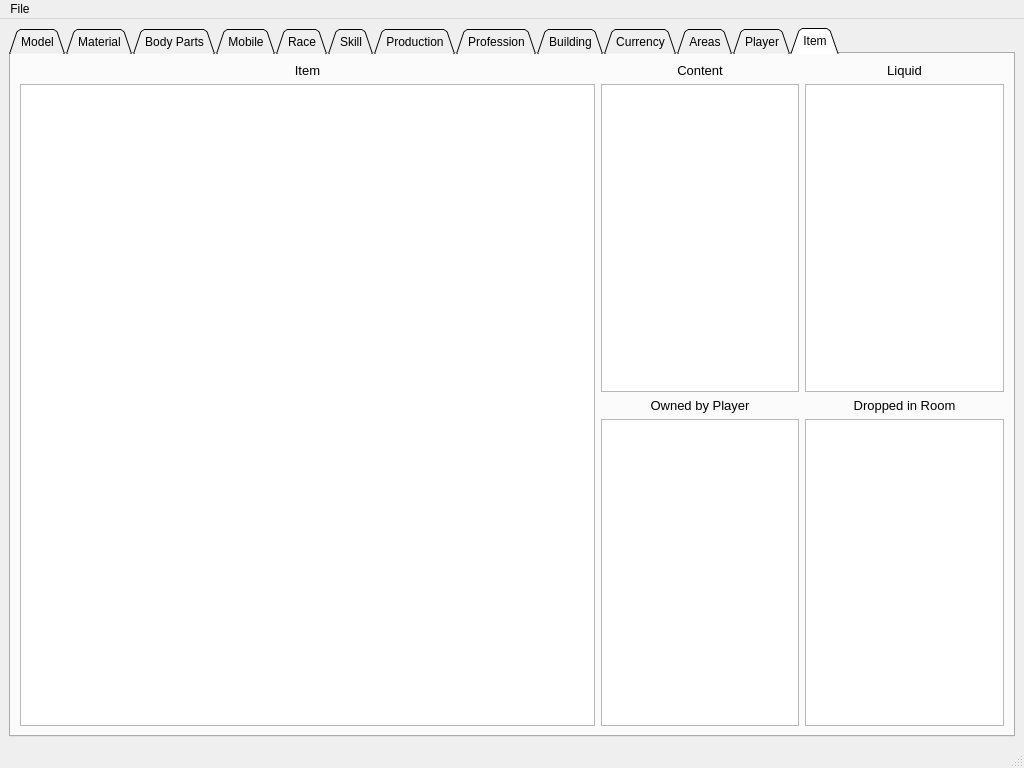
This is db_editor/radmuddbe.ui in Galfurian/RadMud as Qt 5 draws it before an edit. The edited form follows.
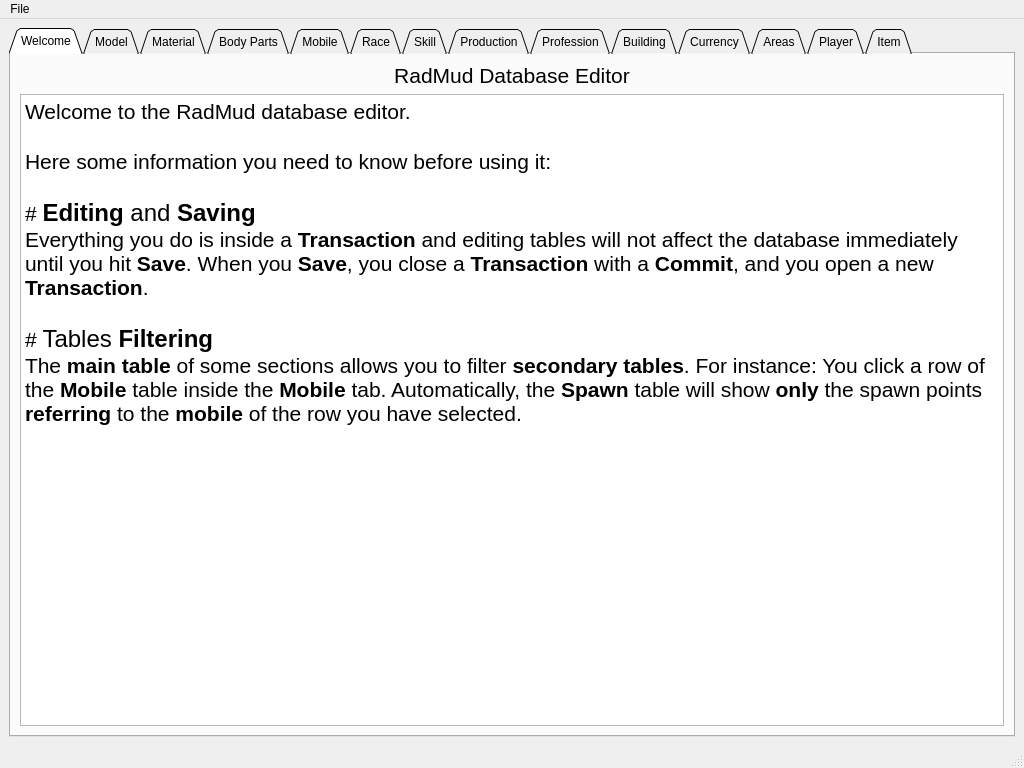
This is the edited form.

Commit message: Add welcome tab to the editor

```diff
--- a/db_editor/radmuddbe.ui
+++ b/db_editor/radmuddbe.ui
@@ -21,11 +21,52 @@
        <enum>QTabWidget::Triangular</enum>
       </property>
       <property name="currentIndex">
-       <number>12</number>
+       <number>0</number>
       </property>
       <property name="movable">
-       <bool>true</bool>
+       <bool>false</bool>
       </property>
+      <widget class="QWidget" name="tab_12">
+       <attribute name="title">
+        <string>Welcome</string>
+       </attribute>
+       <layout class="QVBoxLayout" name="verticalLayout_2">
+        <item>
+         <widget class="QLabel" name="label_42">
+          <property name="font">
+           <font>
+            <pointsize>16</pointsize>
+           </font>
+          </property>
+          <property name="text">
+           <string>RadMud Database Editor</string>
+          </property>
+          <property name="alignment">
+           <set>Qt::AlignCenter</set>
+          </property>
+         </widget>
+        </item>
+        <item>
+         <widget class="QTextBrowser" name="textBrowser">
+          <property name="html">
+           <string>&lt;!DOCTYPE HTML PUBLIC &quot;-//W3C//DTD HTML 4.0//EN&quot; &quot;http://www.w3.org/TR/REC-html40/strict.dtd&quot;&gt;
+&lt;html&gt;&lt;head&gt;&lt;meta name=&quot;qrichtext&quot; content=&quot;1&quot; /&gt;&lt;style type=&quot;text/css&quot;&gt;
+p, li { white-space: pre-wrap; }
+&lt;/style&gt;&lt;/head&gt;&lt;body style=&quot; font-family:'MS Shell Dlg 2'; font-size:8.25pt; font-weight:400; font-style:normal;&quot;&gt;
+&lt;p style=&quot; margin-top:0px; margin-bottom:0px; margin-left:0px; margin-right:0px; -qt-block-indent:0; text-indent:0px;&quot;&gt;&lt;span style=&quot; font-size:16pt;&quot;&gt;Welcome to the RadMud database editor.&lt;/span&gt;&lt;/p&gt;
+&lt;p style=&quot;-qt-paragraph-type:empty; margin-top:0px; margin-bottom:0px; margin-left:0px; margin-right:0px; -qt-block-indent:0; text-indent:0px; font-size:16pt;&quot;&gt;&lt;br /&gt;&lt;/p&gt;
+&lt;p style=&quot; margin-top:0px; margin-bottom:0px; margin-left:0px; margin-right:0px; -qt-block-indent:0; text-indent:0px;&quot;&gt;&lt;span style=&quot; font-size:16pt;&quot;&gt;Here some information you need to know before using it:&lt;/span&gt;&lt;/p&gt;
+&lt;p style=&quot;-qt-paragraph-type:empty; margin-top:0px; margin-bottom:0px; margin-left:0px; margin-right:0px; -qt-block-indent:0; text-indent:0px; font-size:16pt;&quot;&gt;&lt;br /&gt;&lt;/p&gt;
+&lt;p style=&quot; margin-top:0px; margin-bottom:0px; margin-left:0px; margin-right:0px; -qt-block-indent:0; text-indent:0px;&quot;&gt;&lt;span style=&quot; font-size:16pt;&quot;&gt;# &lt;/span&gt;&lt;span style=&quot; font-size:18pt; font-weight:600;&quot;&gt;Editing&lt;/span&gt;&lt;span style=&quot; font-size:18pt;&quot;&gt; and &lt;/span&gt;&lt;span style=&quot; font-size:18pt; font-weight:600;&quot;&gt;Saving&lt;/span&gt;&lt;/p&gt;
+&lt;p style=&quot; margin-top:0px; margin-bottom:0px; margin-left:0px; margin-right:0px; -qt-block-indent:0; text-indent:0px;&quot;&gt;&lt;span style=&quot; font-size:16pt;&quot;&gt;Everything you do is inside a &lt;/span&gt;&lt;span style=&quot; font-size:16pt; font-weight:600;&quot;&gt;Transaction&lt;/span&gt;&lt;span style=&quot; font-size:16pt;&quot;&gt; and editing tables will not affect the database immediately until you hit &lt;/span&gt;&lt;span style=&quot; font-size:16pt; font-weight:600;&quot;&gt;Save&lt;/span&gt;&lt;span style=&quot; font-size:16pt;&quot;&gt;. When you &lt;/span&gt;&lt;span style=&quot; font-size:16pt; font-weight:600;&quot;&gt;Save&lt;/span&gt;&lt;span style=&quot; font-size:16pt;&quot;&gt;, you close a &lt;/span&gt;&lt;span style=&quot; font-size:16pt; font-weight:600;&quot;&gt;Transaction&lt;/span&gt;&lt;span style=&quot; font-size:16pt;&quot;&gt; with a &lt;/span&gt;&lt;span style=&quot; font-size:16pt; font-weight:600;&quot;&gt;Commit&lt;/span&gt;&lt;span style=&quot; font-size:16pt;&quot;&gt;, and you open a new &lt;/span&gt;&lt;span style=&quot; font-size:16pt; font-weight:600;&quot;&gt;Transaction&lt;/span&gt;&lt;span style=&quot; font-size:16pt;&quot;&gt;.&lt;/span&gt;&lt;/p&gt;
+&lt;p style=&quot;-qt-paragraph-type:empty; margin-top:0px; margin-bottom:0px; margin-left:0px; margin-right:0px; -qt-block-indent:0; text-indent:0px; font-size:16pt;&quot;&gt;&lt;br /&gt;&lt;/p&gt;
+&lt;p style=&quot; margin-top:0px; margin-bottom:0px; margin-left:0px; margin-right:0px; -qt-block-indent:0; text-indent:0px;&quot;&gt;&lt;span style=&quot; font-size:16pt;&quot;&gt;# &lt;/span&gt;&lt;span style=&quot; font-size:18pt;&quot;&gt;Tables &lt;/span&gt;&lt;span style=&quot; font-size:18pt; font-weight:600;&quot;&gt;Filtering&lt;/span&gt;&lt;/p&gt;
+&lt;p style=&quot; margin-top:0px; margin-bottom:0px; margin-left:0px; margin-right:0px; -qt-block-indent:0; text-indent:0px;&quot;&gt;&lt;span style=&quot; font-size:16pt;&quot;&gt;The &lt;/span&gt;&lt;span style=&quot; font-size:16pt; font-weight:600;&quot;&gt;main table&lt;/span&gt;&lt;span style=&quot; font-size:16pt;&quot;&gt; of some sections allows you to filter &lt;/span&gt;&lt;span style=&quot; font-size:16pt; font-weight:600;&quot;&gt;secondary tables&lt;/span&gt;&lt;span style=&quot; font-size:16pt;&quot;&gt;. For instance: You click a row of the &lt;/span&gt;&lt;span style=&quot; font-size:16pt; font-weight:600;&quot;&gt;Mobile&lt;/span&gt;&lt;span style=&quot; font-size:16pt;&quot;&gt; table inside the &lt;/span&gt;&lt;span style=&quot; font-size:16pt; font-weight:600;&quot;&gt;Mobile&lt;/span&gt;&lt;span style=&quot; font-size:16pt;&quot;&gt; tab. Automatically, the &lt;/span&gt;&lt;span style=&quot; font-size:16pt; font-weight:600;&quot;&gt;Spawn&lt;/span&gt;&lt;span style=&quot; font-size:16pt;&quot;&gt; table will show &lt;/span&gt;&lt;span style=&quot; font-size:16pt; font-weight:600;&quot;&gt;only&lt;/span&gt;&lt;span style=&quot; font-size:16pt;&quot;&gt; the spawn points &lt;/span&gt;&lt;span style=&quot; font-size:16pt; font-weight:600;&quot;&gt;referring&lt;/span&gt;&lt;span style=&quot; font-size:16pt;&quot;&gt; to the &lt;/span&gt;&lt;span style=&quot; font-size:16pt; font-weight:600;&quot;&gt;mobile &lt;/span&gt;&lt;span style=&quot; font-size:16pt;&quot;&gt;of the row you have selected.&lt;/span&gt;&lt;/p&gt;&lt;/body&gt;&lt;/html&gt;</string>
+          </property>
+         </widget>
+        </item>
+       </layout>
+      </widget>
       <widget class="QWidget" name="tab_1">
        <attribute name="title">
         <string>Model</string>
```
